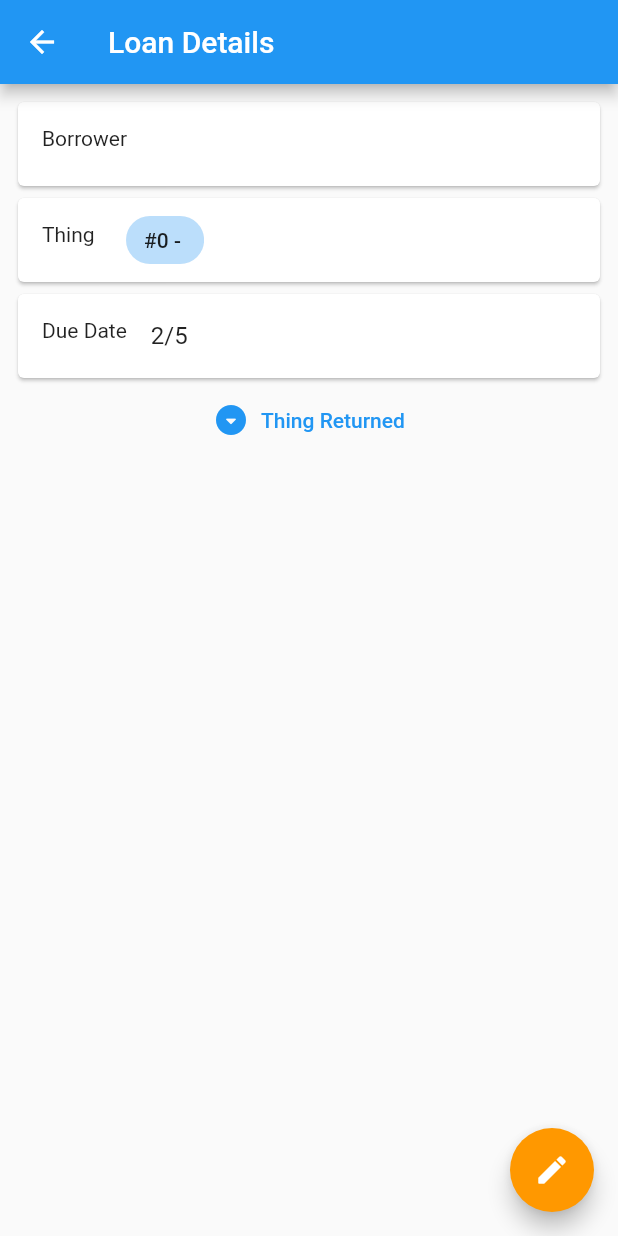
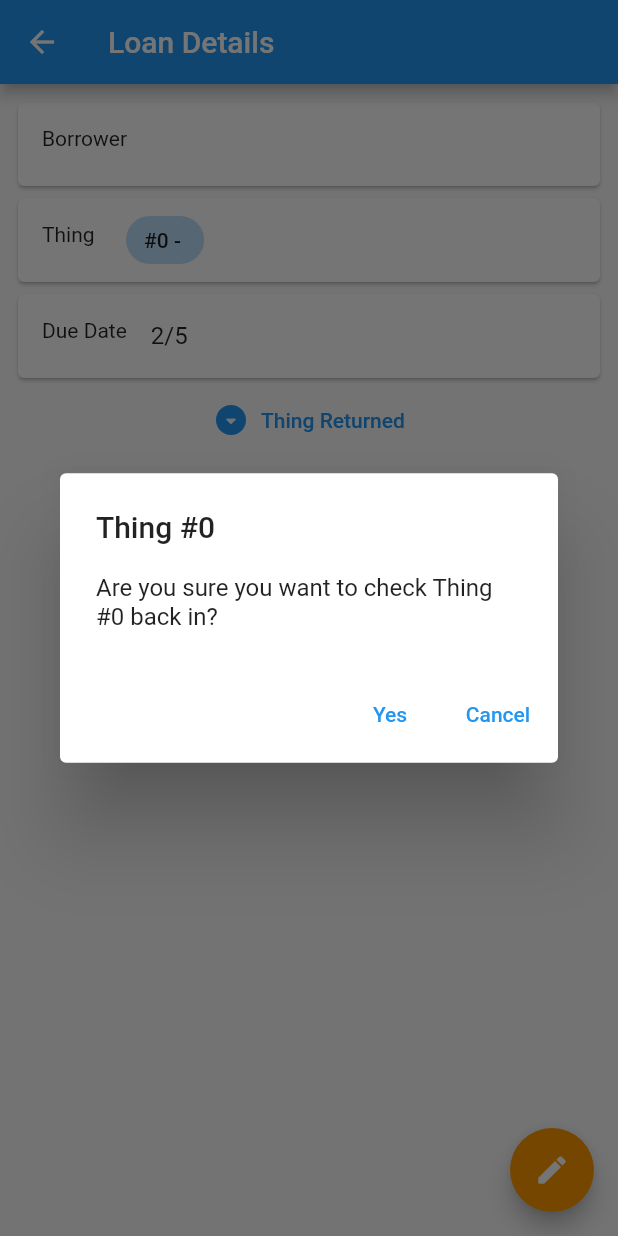
Before and after one commit to pvdthings/librarian_app, a Flutter app: the LoanDetailsPage screen opened directly with empty values, after a tap on "Thing Returned", on a phone screen of 412 x 824 dp. Run offline on Flutter 3.47's test engine with Material 2 defaults, Android fonts, the phone set to English and light mode, and no system bars.

Commit message:
Add confirmation dialog when returning thing

```diff
--- a/lib/lending/pages/loan_details_page.dart
+++ b/lib/lending/pages/loan_details_page.dart
@@ -30,13 +30,37 @@ class _LoanDetailsPageState extends State<LoanDetailsPage> {
   }
 
   void _closeLoan(BuildContext context) {
-    final things = Provider.of<ThingsModel>(context, listen: false);
-    things.checkIn(widget.loan.thing.id);
+    final thingId = widget.loan.thing.id;
+    showDialog(
+      context: context,
+      builder: (context) {
+        return AlertDialog(
+          title: Text("Thing #$thingId"),
+          content:
+              Text("Are you sure you want to check Thing #$thingId back in?"),
+          actions: [
+            TextButton(
+              child: const Text("Yes"),
+              onPressed: () {
+                final things = Provider.of<ThingsModel>(context, listen: false);
+                things.checkIn(widget.loan.thing.id);
 
-    final loans = Provider.of<LoansModel>(context, listen: false);
-    loans.close(widget.loan.id);
+                final loans = Provider.of<LoansModel>(context, listen: false);
+                loans.close(widget.loan.id);
 
-    Navigator.pop(context);
+                Navigator.pop(context);
+                // TODO: Hide edit button and show that the loan was closed.
+                // Going back shows that the loan was removed.
+              },
+            ),
+            TextButton(
+              child: const Text("Cancel"),
+              onPressed: () => Navigator.pop(context),
+            ),
+          ],
+        );
+      },
+    );
   }
 
   @override
```
